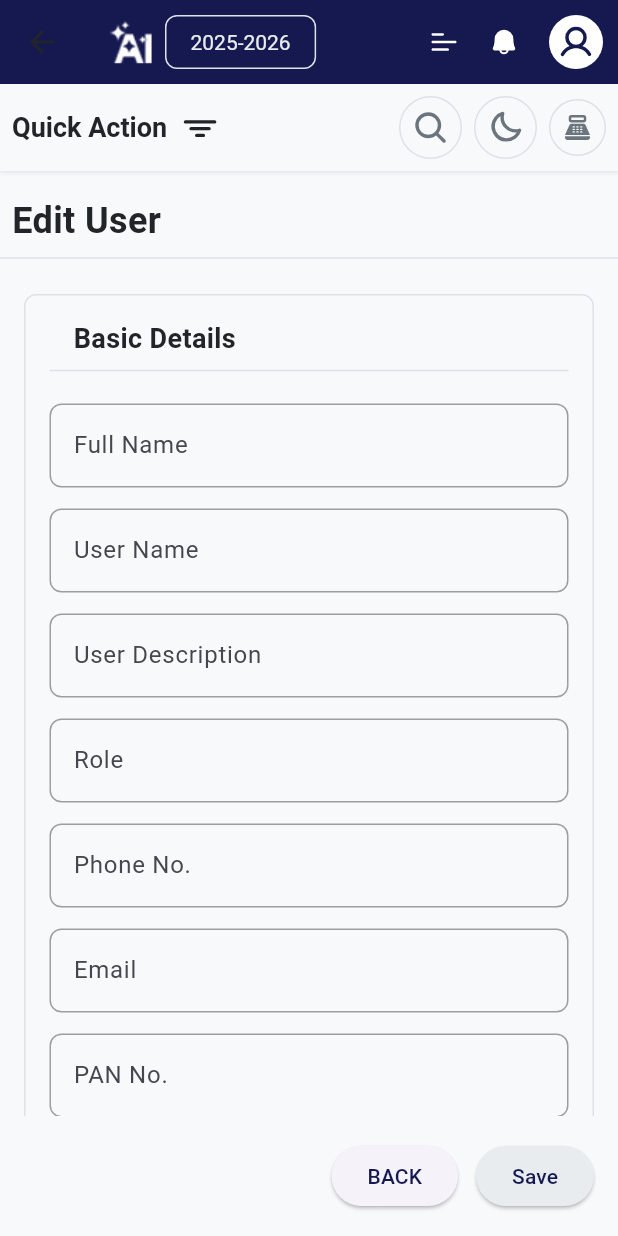
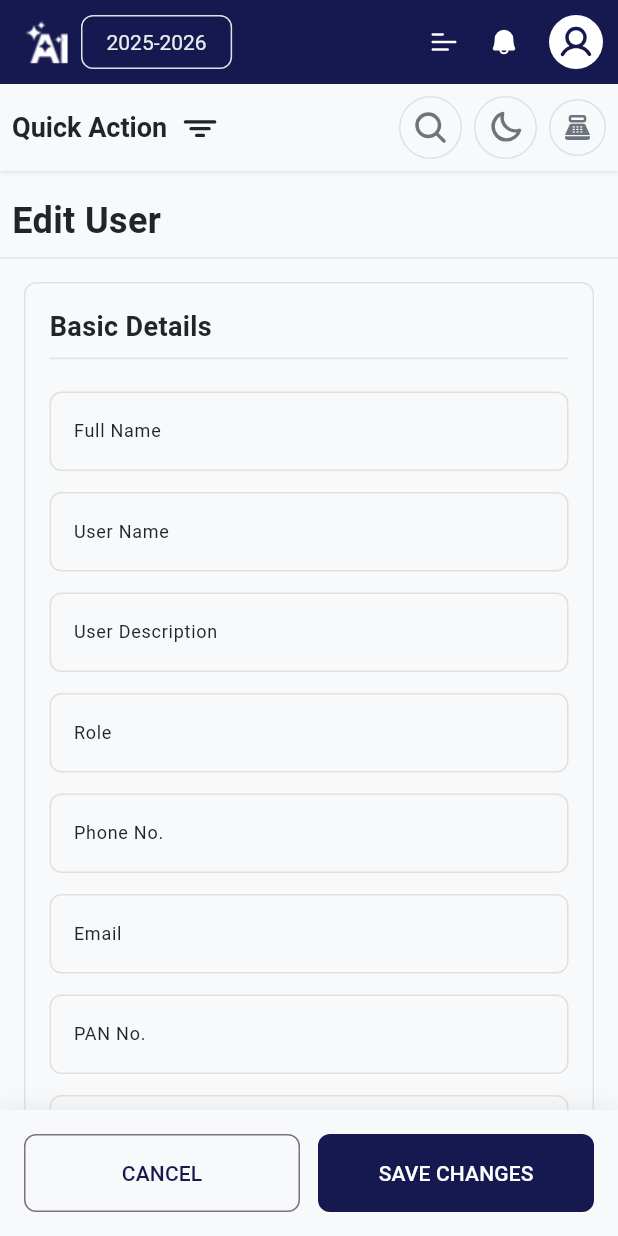
Before and after one commit to hkdigiverse2108/ERP-Application, a Flutter app: the EditUser screen opened by its route, on a phone screen of 412 x 824 dp. Run offline on Flutter 3.47's test engine with Material 3 defaults, Android fonts, the phone set to English and light mode, and no system bars; our stand-ins replace fl_chart, flutter_svg, gap, get, get_storage, image_picker and 1 more; accounts and stored records are empty.

Commit message:
done the user and edit user section

```diff
--- a/lib/modules/user/views/edit_user.dart
+++ b/lib/modules/user/views/edit_user.dart
@@ -1,3 +1,4 @@
+import 'dart:io';
 import 'package:ai_setu/core/constants/colors.dart';
 import 'package:ai_setu/core/constants/sizes.dart';
 import 'package:ai_setu/core/helper/text_helper.dart';
@@ -19,14 +20,13 @@ class EditUser extends GetView<UserController> {
 
     return Scaffold(
       appBar: DefAppBar(),
-
       body: SingleChildScrollView(
         child: Column(
           children: [
             QuickAction(),
             Form(
               key: formKey,
-              child: SingleChildScrollView(
+              child: Padding(
                 padding: const EdgeInsets.symmetric(vertical: Sizes.paddingM),
                 child: Column(
                   crossAxisAlignment: CrossAxisAlignment.start,
@@ -86,13 +86,23 @@ class EditUser extends GetView<UserController> {
                           _textFormField("PAN No.", controller.panController),
                           const Gap(Sizes.defVerticalSpace),
 
-                          _selectField("Branch"),
+                          _textFormField("Branch", controller.branchController),
                           const Gap(Sizes.defVerticalSpace),
 
-                          _textFormField(
-                            "Password",
-                            controller.passwordController,
-                            obscure: true,
+                          Obx(
+                            () => _textFormField(
+                              "Password",
+                              controller.passwordController,
+                              obscure: !controller.isPasswordVisible.value,
+                              suffixIcon: IconButton(
+                                icon: Icon(
+                                  controller.isPasswordVisible.value
+                                      ? PhosphorIconsLight.eye
+                                      : PhosphorIconsLight.eyeSlash,
+                                ),
+                                onPressed: controller.togglePasswordVisibility,
+                              ),
+                            ),
                           ),
                         ],
                       ),
@@ -113,13 +123,16 @@ class EditUser extends GetView<UserController> {
                           ),
                           const Gap(Sizes.defVerticalSpace),
 
-                          _selectField("Country"),
+                          _textFormField(
+                            "Country",
+                            controller.countryController,
+                          ),
                           const Gap(Sizes.defVerticalSpace),
 
-                          _selectField("State"),
+                          _textFormField("State", controller.stateController),
                           const Gap(Sizes.defVerticalSpace),
 
-                          _selectField("City"),
+                          _textFormField("City", controller.cityController),
                           const Gap(Sizes.defVerticalSpace),
 
                           _textFormField(
@@ -199,7 +212,7 @@ class EditUser extends GetView<UserController> {
                           _buildSectionTitle("Image"),
                           const Divider(),
                           const Gap(Sizes.defVerticalSpace),
-                          _imagePicker(),
+                          _imagePicker(context),
                         ],
                       ),
                     ),
@@ -210,14 +223,17 @@ class EditUser extends GetView<UserController> {
           ],
         ),
       ),
-      bottomNavigationBar: _buildButton(),
+      bottomNavigationBar: _buildButton(context),
     );
   }
 
   /// SECTION WRAPPER
   Widget _section(Widget child) {
     return Padding(
-      padding: const EdgeInsets.all(Sizes.paddingM),
+      padding: const EdgeInsets.symmetric(
+        horizontal: Sizes.paddingM,
+        vertical: Sizes.paddingS,
+      ),
       child: BorderContainer(
         padding: const EdgeInsets.all(Sizes.paddingM),
         child: child,
@@ -227,12 +243,9 @@ class EditUser extends GetView<UserController> {
 
   /// SECTION TITLE
   Widget _buildSectionTitle(String title) {
-    return Padding(
-      padding: const EdgeInsets.symmetric(horizontal: Sizes.paddingM),
-      child: Text(
-        title,
-        style: TextHelper.h4.copyWith(fontWeight: FontWeight.w600),
-      ),
+    return Text(
+      title,
+      style: TextHelper.h4.copyWith(fontWeight: FontWeight.w600),
     );
   }
 
@@ -241,77 +254,128 @@ class EditUser extends GetView<UserController> {
     String label,
     TextEditingController controller, {
     bool obscure = false,
+    Widget? suffixIcon,
   }) {
     return TextFormField(
       controller: controller,
       obscureText: obscure,
+      style: TextHelper.bodyMedium,
       decoration: InputDecoration(
         labelText: label,
+        suffixIcon: suffixIcon,
+        labelStyle: TextHelper.bodySmall,
         border: OutlineInputBorder(
           borderRadius: BorderRadius.circular(Sizes.borderRadiusM),
         ),
         enabledBorder: OutlineInputBorder(
           borderRadius: BorderRadius.circular(Sizes.borderRadiusM),
-          borderSide: const BorderSide(color: Colors.grey),
+          borderSide: BorderSide(color: Colors.grey.shade300),
         ),
         focusedBorder: OutlineInputBorder(
           borderRadius: BorderRadius.circular(Sizes.borderRadiusM),
-          borderSide: const BorderSide(color: Colors.grey, width: 2),
+          borderSide: const BorderSide(color: AppColors.primary, width: 1.5),
         ),
       ),
     );
   }
 
-  /// SELECT FIELD
-  Widget _selectField(String label) {
-    return DropdownButtonFormField<String>(
-      decoration: InputDecoration(
-        labelText: label,
-        border: OutlineInputBorder(
-          borderRadius: BorderRadius.circular(Sizes.borderRadiusM),
-        ),
-      ),
-      items: const [
-        DropdownMenuItem(value: "Option1", child: Text("Option 1")),
-        DropdownMenuItem(value: "Option2", child: Text("Option 2")),
-      ],
-      onChanged: (value) {},
-    );
-  }
-
   /// IMAGE PICKER
-  Widget _imagePicker() {
-    return Container(
-      height: 100,
-      width: 100,
-      decoration: BoxDecoration(
-        border: Border.all(color: Colors.grey),
-        borderRadius: BorderRadius.circular(Sizes.borderRadiusM),
-      ),
-      child: IconButton(onPressed: () {}, icon: Icon(PhosphorIconsLight.image)),
-    );
+  Widget _imagePicker(BuildContext context) {
+    return Obx(() {
+      final image = controller.selectedImage.value;
+      return Column(
+        children: [
+          Row(
+            children: [
+              GestureDetector(
+                onTap: controller.pickImageFromGallery,
+                child: Container(
+                  height: 100,
+                  width: 100,
+                  decoration: BoxDecoration(
+                    color: Colors.grey.shade100,
+                    border: Border.all(color: Colors.grey.shade300),
+                    borderRadius: BorderRadius.circular(Sizes.borderRadiusM),
+                  ),
+                  child: image == null
+                      ? Icon(
+                          PhosphorIconsLight.plus,
+                          size: 32,
+                          color: Colors.grey,
+                        )
+                      : ClipRRect(
+                          borderRadius: BorderRadius.circular(
+                            Sizes.borderRadiusM,
+                          ),
+                          child: GetPlatform.isWeb
+                              ? Image.network(image.path, fit: BoxFit.cover)
+                              : Image.file(File(image.path), fit: BoxFit.cover),
+                        ),
+                ),
+              ),
+              const Gap(Sizes.defHorizontalSpace),
+              if (image != null)
+                IconButton(
+                  onPressed: controller.removeImage,
+                  icon: Icon(PhosphorIconsLight.trash, color: Colors.red),
+                ),
+            ],
+          ),
+          const Gap(Sizes.paddingS),
+          Text(
+            image == null ? "Tap to select an image" : "Tap to change image",
+            style: TextHelper.bodySmall,
+          ),
+        ],
+      );
+    });
   }
 
   /// BUTTONS
-  Widget _buildButton() {
+  Widget _buildButton(BuildContext context) {
     return Container(
       padding: const EdgeInsets.all(Sizes.paddingM),
+      decoration: BoxDecoration(
+        color: context.theme.scaffoldBackgroundColor,
+        boxShadow: [
+          BoxShadow(
+            color: Colors.black.withOpacity(0.05),
+            blurRadius: 10,
+            offset: const Offset(0, -5),
+          ),
+        ],
+      ),
       child: Row(
-        mainAxisAlignment: MainAxisAlignment.end,
         children: [
-          ElevatedButton(
-            onPressed: () {
-              Get.back();
-            },
-            child: const Text("BACK"),
+          Expanded(
+            child: OutlinedButton(
+              style: OutlinedButton.styleFrom(
+                padding: const EdgeInsets.symmetric(vertical: Sizes.paddingM),
+                shape: RoundedRectangleBorder(
+                  borderRadius: BorderRadius.circular(Sizes.borderRadiusM),
+                ),
+              ),
+              onPressed: () => Get.back(),
+              child: const Text("CANCEL"),
+            ),
           ),
           const Gap(Sizes.defHorizontalSpace),
-          ElevatedButton(
-            style: ElevatedButton.styleFrom(
-              backgroundColor: AppColors.darkIconPrimary,
+          Expanded(
+            child: ElevatedButton(
+              style: ElevatedButton.styleFrom(
+                backgroundColor: AppColors.primary,
+                foregroundColor: Colors.white,
+                padding: const EdgeInsets.symmetric(vertical: Sizes.paddingM),
+                shape: RoundedRectangleBorder(
+                  borderRadius: BorderRadius.circular(Sizes.borderRadiusM),
+                ),
+                elevation: 0,
+              ),
+              onPressed: () {
+                Get.back();
+              },
+              child: const Text("SAVE CHANGES"),
             ),
-            onPressed: () {},
-            child: const Text("Save"),
           ),
         ],
       ),
--- a/lib/modules/user/views/user.dart
+++ b/lib/modules/user/views/user.dart
@@ -12,8 +12,12 @@ class User extends StatelessWidget {
   Widget build(BuildContext context) {
     return Scaffold(
       appBar: DefAppBar(),
-      body: Column(
-        children: [QuickAction(), _buildSectionTitle("User"), UserTable()],
+      body: SingleChildScrollView(
+        child: Column(
+          mainAxisAlignment: MainAxisAlignment.start,
+          crossAxisAlignment: CrossAxisAlignment.start,
+          children: [QuickAction(), _buildSectionTitle("User"), UserTable()],
+        ),
       ),
     );
   }
--- a/lib/modules/user/widgets/user_table.dart
+++ b/lib/modules/user/widgets/user_table.dart
@@ -4,8 +4,7 @@ import 'package:ai_setu/core/helper/text_helper.dart';
 import 'package:ai_setu/core/services/theme_service.dart';
 import 'package:ai_setu/data/model/user_model.dart';
 import 'package:ai_setu/modules/user/controllers/user_controller.dart';
-import 'package:ai_setu/shared/quick_action/views/quick_action.dart';
-import 'package:ai_setu/shared/widgets/appbar.dart';
+import 'package:ai_setu/modules/user/views/edit_user.dart';
 import 'package:ai_setu/shared/widgets/containers/border_container.dart';
 import 'package:ai_setu/shared/widgets/date_section.dart';
 import 'package:ai_setu/shared/widgets/table/common_table.dart';
@@ -21,25 +20,16 @@ class UserTable extends StatelessWidget {
 
   @override
   Widget build(BuildContext context) {
-    return Scaffold(
-      appBar: DefAppBar(),
-      body: SingleChildScrollView(
-        child: Column(
-          children: [
-            QuickAction(),
-
-            _buildSectionTitle("User"),
-            Expanded(
-              child: Padding(
+    return Padding(
       padding: EdgeInsets.all(Sizes.paddingM),
       child: Obx(() {
         ThemeService().isDarkMode;
         return BorderContainer(
           child: Column(
+            mainAxisSize: MainAxisSize.min,
             children: [
               RangedDatePicker(
-                          initialDateRange:
-                              userController.selectedDateRange.value,
+                initialDateRange: userController.selectedDateRange.value,
                 onChanged: (range) =>
                     userController.selectedDateRange.value = range,
               ),
@@ -93,10 +83,8 @@ class UserTable extends StatelessWidget {
                     title: 'Full Name',
                     width: 100,
                     alignment: TextAlign.center,
-                              cellBuilder: (context, item, index) => Text(
-                                item.fullName ?? '',
-                                style: TextHelper.bodySmall,
-                              ),
+                    cellBuilder: (context, item, index) =>
+                        Text(item.fullName ?? '', style: TextHelper.bodySmall),
                   ),
                   TableColumn(
                     title: 'Designation',
@@ -181,13 +169,13 @@ class UserTable extends StatelessWidget {
                       children: [
                         IconButton(
                           onPressed: () {
-                                      Get.toNamed(Routes.editUser);
+                            Get.to(() => EditUser());
                           },
-                                    icon: const Icon(PhosphorIconsBold.pencil),
+                          icon: const Icon(PhosphorIconsLight.pencil),
                         ),
                         IconButton(
                           onPressed: () {},
-                                    icon: const Icon(PhosphorIconsBold.trash),
+                          icon: const Icon(PhosphorIconsLight.trash),
                         ),
                       ],
                     ),
@@ -203,25 +191,6 @@ class UserTable extends StatelessWidget {
           ),
         );
       }),
-              ),
-            ),
-          ],
-        ),
-      ),
-    );
-  }
-
-  Widget _buildSectionTitle(String title) {
-    return Padding(
-      padding: EdgeInsets.only(
-        top: Sizes.paddingS,
-        left: Sizes.paddingM,
-        right: Sizes.paddingM,
-      ),
-      child: Text(
-        title,
-        style: TextHelper.h4.copyWith(fontWeight: FontWeight.w600),
-      ),
     );
   }
 }
--- a/lib/shared/widgets/appbar.dart
+++ b/lib/shared/widgets/appbar.dart
@@ -13,6 +13,7 @@ class DefAppBar extends StatelessWidget implements PreferredSizeWidget {
   @override
   Widget build(BuildContext context) {
     return AppBar(
+      automaticallyImplyLeading: false,
       backgroundColor: AppColors.primary,
       scrolledUnderElevation: 0,
       centerTitle: false,
```
Lines whose indentation alone changed are shown as unchanged.
